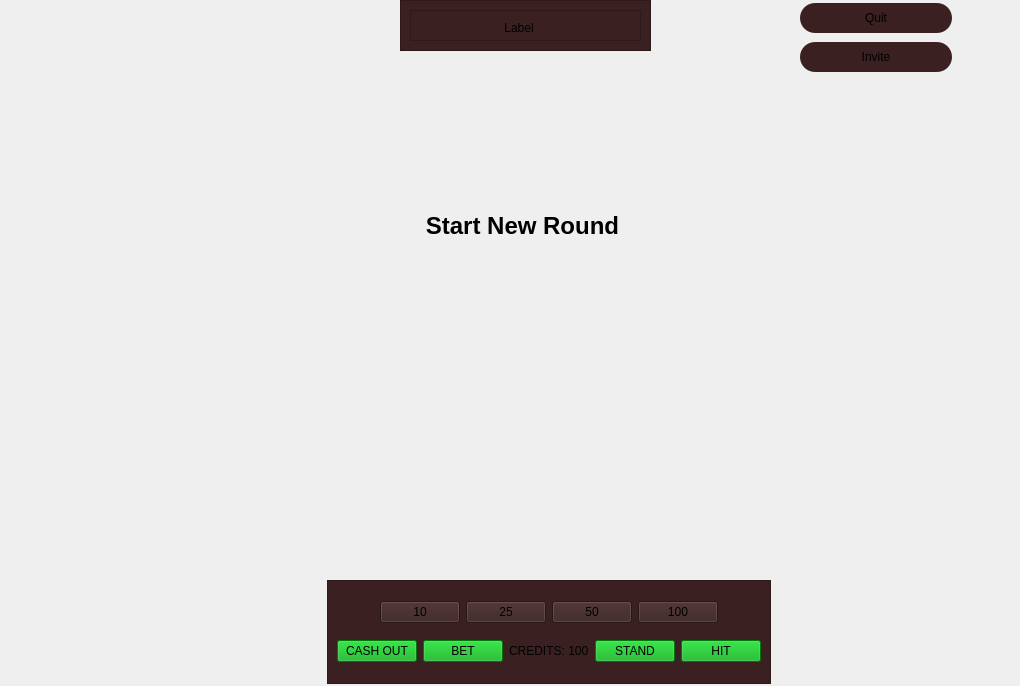
The window that UI/blackjack/playwindow.ui (MatsuoRotsuki/cpp_blackjack) describes before a commit, drawn with Qt 5.
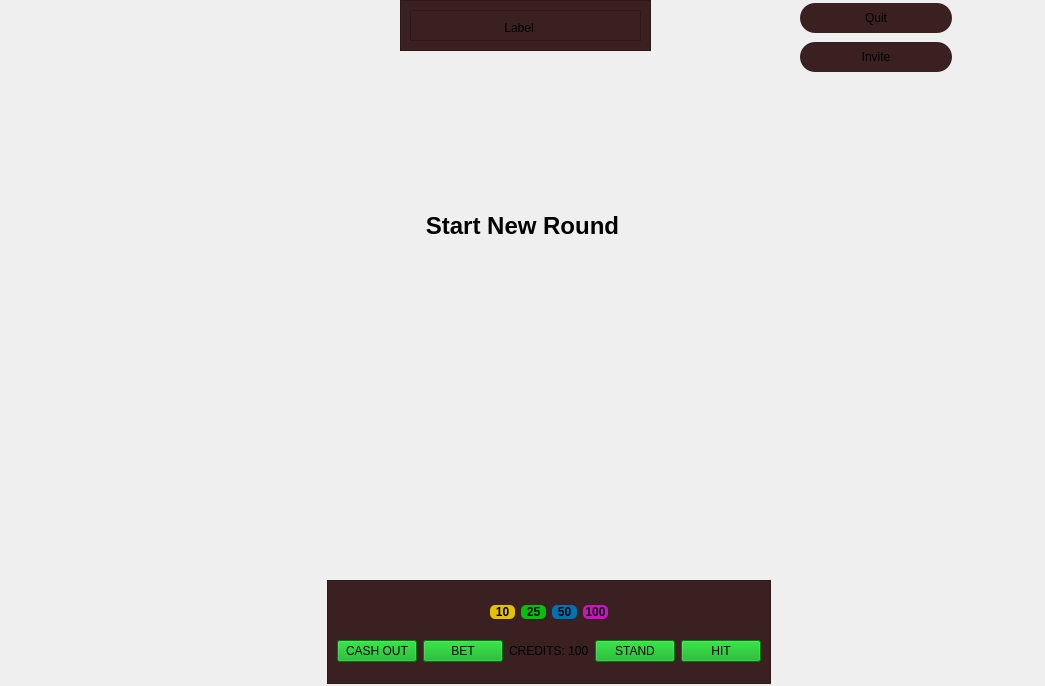
The same window after the commit. Icons and pictures are not drawn. Custom widgets are drawn as their Qt base class.

Diff of the .ui file:
```diff
--- a/UI/blackjack/playwindow.ui
+++ b/UI/blackjack/playwindow.ui
@@ -6,7 +6,7 @@
    <rect>
     <x>0</x>
     <y>0</y>
-    <width>1020</width>
+    <width>1045</width>
     <height>686</height>
    </rect>
   </property>
@@ -347,9 +347,9 @@
   <widget class="QWidget" name="layoutWidget">
    <property name="geometry">
     <rect>
-     <x>50</x>
+     <x>5</x>
      <y>291</y>
-     <width>956</width>
+     <width>1061</width>
      <height>271</height>
     </rect>
    </property>
@@ -523,7 +523,7 @@
             <widget class="QPushButton" name="pushButton_33">
              <property name="minimumSize">
               <size>
-               <width>0</width>
+               <width>25</width>
                <height>0</height>
               </size>
              </property>
@@ -539,27 +539,93 @@
                <height>30</height>
               </size>
              </property>
+             <property name="font">
+              <font>
+               <bold>true</bold>
+              </font>
+             </property>
+             <property name="cursor">
+              <cursorShape>PointingHandCursor</cursorShape>
+             </property>
+             <property name="styleSheet">
+              <string notr="true">border-radius: 5px;
+background-color: rgb(228, 192, 0);</string>
+             </property>
              <property name="text">
               <string>10</string>
              </property>
             </widget>
            </item>
            <item>
-            <widget class="QPushButton" name="pushButton_34">
+            <widget class="QPushButton" name="coin_25">
+             <property name="minimumSize">
+              <size>
+               <width>25</width>
+               <height>0</height>
+              </size>
+             </property>
+             <property name="font">
+              <font>
+               <bold>true</bold>
+              </font>
+             </property>
+             <property name="cursor">
+              <cursorShape>PointingHandCursor</cursorShape>
+             </property>
+             <property name="styleSheet">
+              <string notr="true">border-radius: 5px;
+background-color: rgb(0, 194, 8);</string>
+             </property>
              <property name="text">
               <string>25</string>
              </property>
             </widget>
            </item>
            <item>
-            <widget class="QPushButton" name="pushButton_35">
+            <widget class="QPushButton" name="coin_50">
+             <property name="minimumSize">
+              <size>
+               <width>25</width>
+               <height>0</height>
+              </size>
+             </property>
+             <property name="font">
+              <font>
+               <bold>true</bold>
+              </font>
+             </property>
+             <property name="cursor">
+              <cursorShape>PointingHandCursor</cursorShape>
+             </property>
+             <property name="styleSheet">
+              <string notr="true">border-radius:5px;
+background-color: rgb(0, 113, 177);</string>
+             </property>
              <property name="text">
               <string>50</string>
              </property>
             </widget>
            </item>
            <item>
-            <widget class="QPushButton" name="pushButton_36">
+            <widget class="QPushButton" name="coin_100">
+             <property name="minimumSize">
+              <size>
+               <width>25</width>
+               <height>0</height>
+              </size>
+             </property>
+             <property name="font">
+              <font>
+               <bold>true</bold>
+              </font>
+             </property>
+             <property name="cursor">
+              <cursorShape>PointingHandCursor</cursorShape>
+             </property>
+             <property name="styleSheet">
+              <string notr="true">border-radius: 5px;
+background-color: rgb(204, 19, 196);</string>
+             </property>
              <property name="text">
               <string>100</string>
              </property>
```
Left out of the diff: 29 changed lines with no effect on the pictures.
